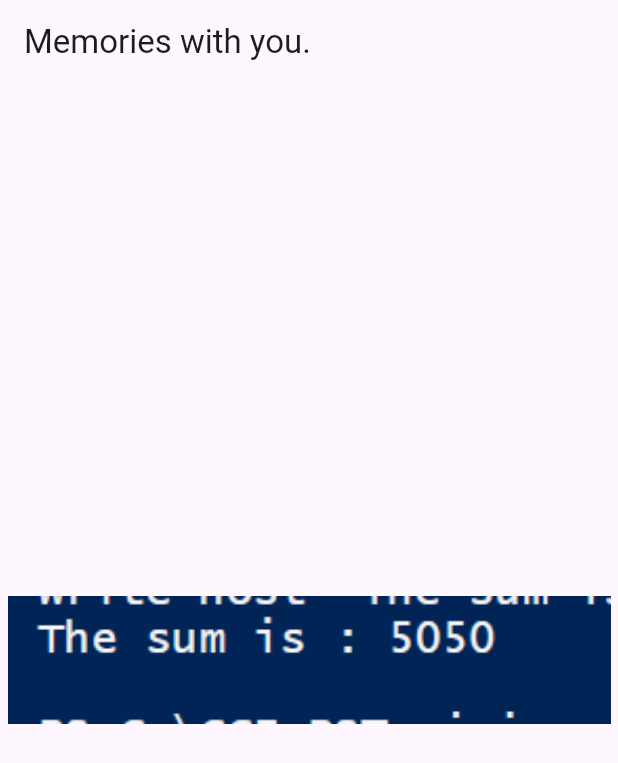
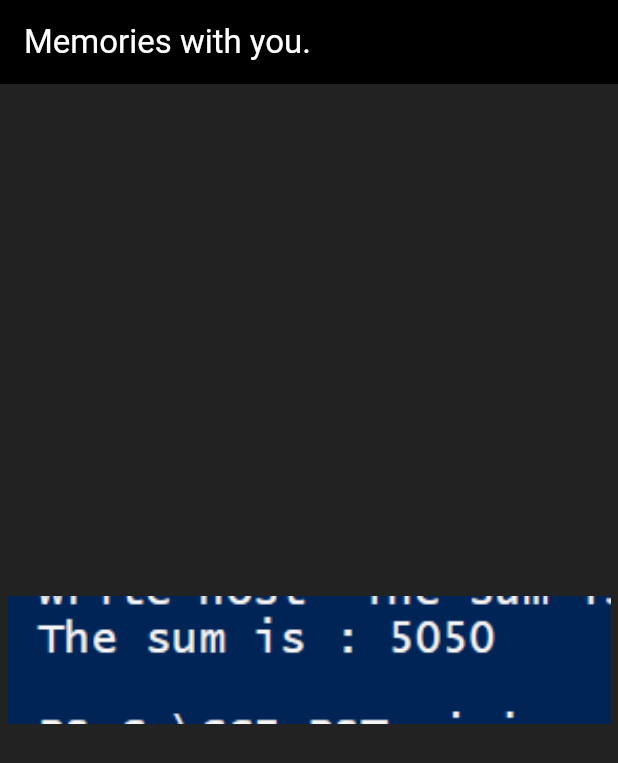
Before and after one commit to drayze/photo_album_slider, a Flutter app: the screen it shows after launch, on a phone screen of 412 x 824 dp. Shown: the top 763 px of the screen. Run offline on Flutter 3.47's test engine with Material 3 defaults, Android fonts, the phone set to English and light mode, and no system bars; drawn by our look-alikes of carousel_slider.

Commit message:
style: Update AppBar and background colors
This commit updates the visual styling of the picture frame screen.

The `AppBar` now has a black background with white foreground text for better contrast. The main background color of the `Scaffold` has also been changed to `Colors.black87` to match the darker theme.

Specific changes in `lib/picture_frame.dart`:
- `AppBar`: Set `backgroundColor` to `Colors.black` and `foregroundColor` to `Colors.white`.
- `Scaffold`: Set `backgroundColor` to `Colors.black87`.

```diff
--- a/lib/picture_frame.dart
+++ b/lib/picture_frame.dart
@@ -43,7 +43,12 @@ class _SlideShowState extends State<SlideShow> {
     }
 
     return Scaffold(
-      appBar: AppBar(title: const Text('Memories with you.')),
+      appBar: AppBar(
+        backgroundColor: Colors.black,
+        foregroundColor: Colors.white,
+        title: const Text('Memories with you.'),
+      ),
+      backgroundColor: Colors.black87,
       body: Center(
         child: CarouselSlider(
           options: CarouselOptions(
```
